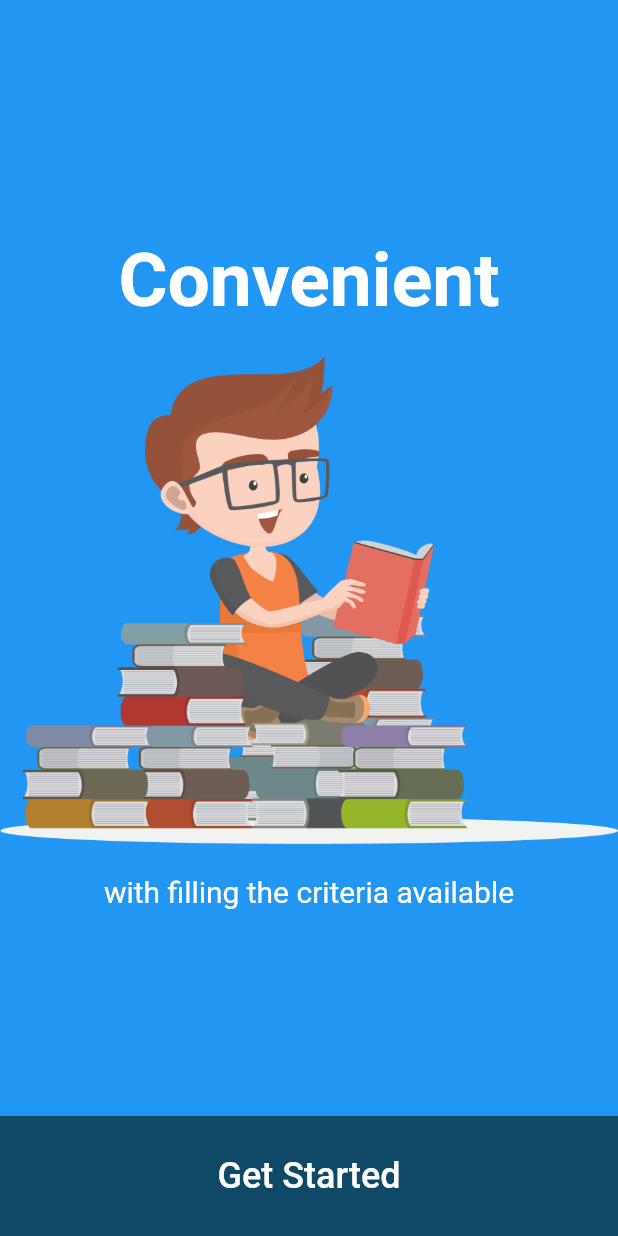
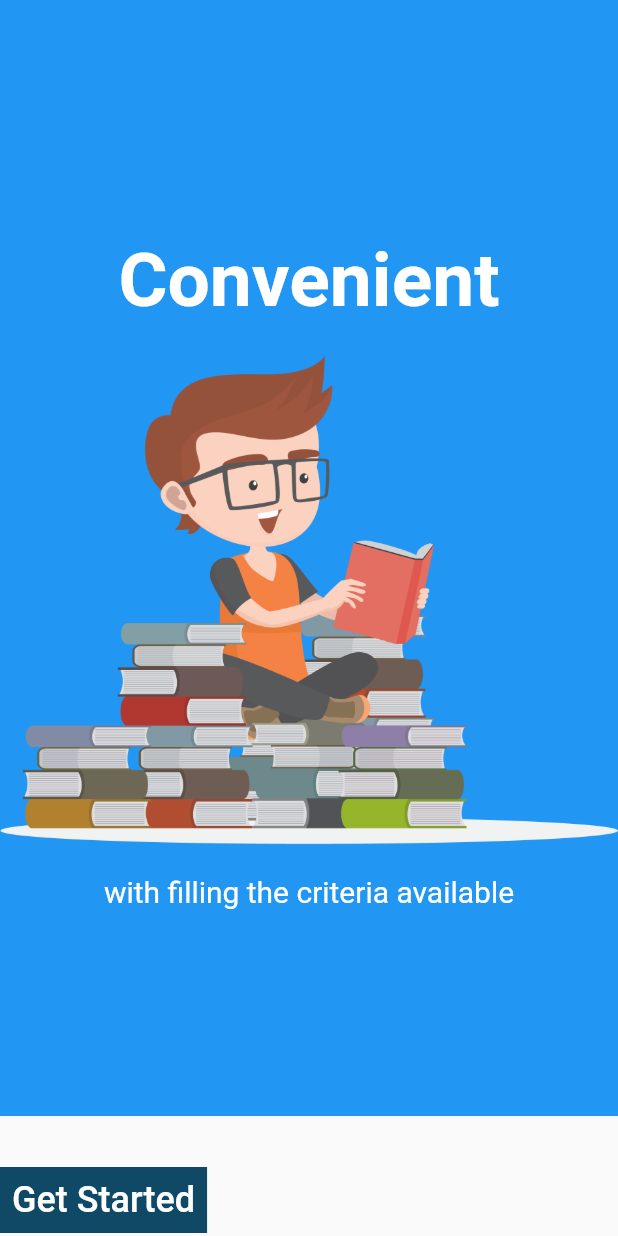
Before and after one commit to yoannikaros/Edopt, a Flutter app: the screen it shows after launch, swiped to page 3, on a phone screen of 412 x 824 dp. Run offline on Flutter 3.47's test engine with Material 2 defaults, Android fonts, the phone set to English and light mode, and no system bars; our stand-ins replace cached_network_image, date_time_picker, dio, firebase_auth, firebase_core, flutter_bounceable and 12 more; missing offline and left inert: animated_shimmer, dart:ffi; accounts and stored records are empty; generated files the repository leaves out were written again.

Commit message:
update build bundle

```diff
--- a/lib/home/landing/landing_page.dart
+++ b/lib/home/landing/landing_page.dart
@@ -130,7 +130,7 @@ class _MyHomePageState extends State<MyHomePage> {
           ),
           primary: Colors.white,
           backgroundColor: Color.fromARGB(255, 16, 73, 102),
-          minimumSize: const Size.fromHeight(80)
+          //minimumSize: const Size.fromHeight(80)
         ),
         child: const Text('Get Started', style: TextStyle(fontSize: 24),
       ),
```
Also changed, not shown: 3 other files.
